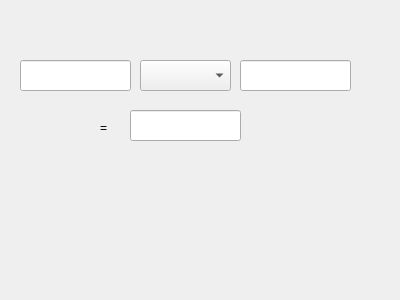
ITAAcademy/ITAInformator, file weight.ui: the form before one commit.
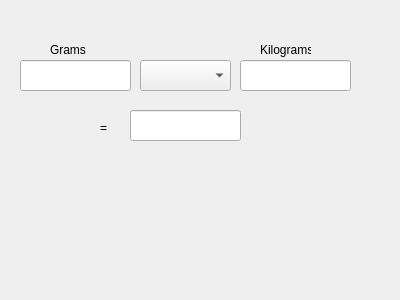
The form after the commit.

What changed in the file:
```diff
--- a/weight.ui
+++ b/weight.ui
@@ -66,6 +66,32 @@
     </rect>
    </property>
   </widget>
+  <widget class="QLabel" name="label_Left">
+   <property name="geometry">
+    <rect>
+     <x>50</x>
+     <y>40</y>
+     <width>51</width>
+     <height>20</height>
+    </rect>
+   </property>
+   <property name="text">
+    <string>Grams</string>
+   </property>
+  </widget>
+  <widget class="QLabel" name="label_Right">
+   <property name="geometry">
+    <rect>
+     <x>260</x>
+     <y>40</y>
+     <width>51</width>
+     <height>20</height>
+    </rect>
+   </property>
+   <property name="text">
+    <string>Kilograms</string>
+   </property>
+  </widget>
  </widget>
  <resources/>
  <connections/>
```
